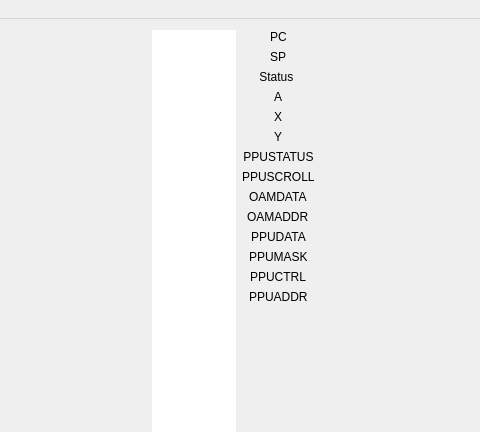
The window that emulateNES/forms/mainwindow.ui (maxim14254/emulateNES) describes before a commit, drawn with Qt 5; both pictures show x 258 to 738 and y 0 to 432 of the 997 by 718 pixel window.
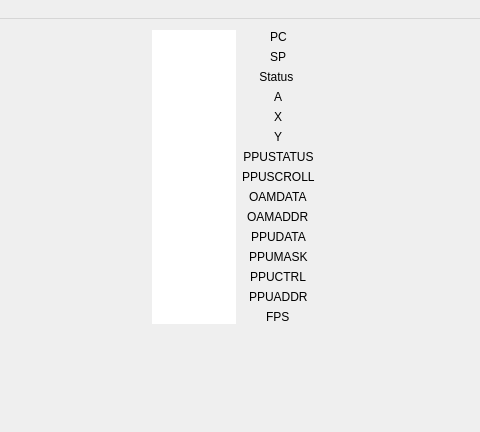
The same window after the commit.

```diff
--- a/emulateNES/forms/mainwindow.ui
+++ b/emulateNES/forms/mainwindow.ui
@@ -50,18 +50,26 @@
         </layout>
        </item>
        <item>
+        <layout class="QVBoxLayout" name="verticalLayout_6">
+         <property name="sizeConstraint">
+          <enum>QLayout::SetDefaultConstraint</enum>
+         </property>
+         <item>
         <widget class="QWidget" name="widget_2" native="true">
          <property name="sizePolicy">
-          <sizepolicy hsizetype="Fixed" vsizetype="Preferred">
+            <sizepolicy hsizetype="Minimum" vsizetype="Minimum">
            <horstretch>0</horstretch>
            <verstretch>0</verstretch>
           </sizepolicy>
          </property>
-         <layout class="QHBoxLayout" name="horizontalLayout_4">
+           <layout class="QVBoxLayout" name="verticalLayout_5">
+            <property name="sizeConstraint">
+             <enum>QLayout::SetFixedSize</enum>
+            </property>
           <item>
            <layout class="QVBoxLayout" name="verticalLayout_3">
             <property name="sizeConstraint">
-             <enum>QLayout::SetFixedSize</enum>
+               <enum>QLayout::SetDefaultConstraint</enum>
             </property>
             <item>
              <layout class="QHBoxLayout" name="horizontalLayout_2">
@@ -350,6 +358,20 @@
                     </property>
                    </widget>
                   </item>
+                    <item row="14" column="0">
+                     <widget class="QLabel" name="label_2">
+                      <property name="text">
+                       <string>FPS</string>
+                      </property>
+                     </widget>
+                    </item>
+                    <item row="14" column="1">
+                     <widget class="QLabel" name="label_read_FPS">
+                      <property name="text">
+                       <string/>
+                      </property>
+                     </widget>
+                    </item>
                  </layout>
                 </item>
                </layout>
@@ -360,6 +382,21 @@
           </item>
          </layout>
         </widget>
+         </item>
+         <item>
+          <spacer name="verticalSpacer">
+           <property name="orientation">
+            <enum>Qt::Vertical</enum>
+           </property>
+           <property name="sizeHint" stdset="0">
+            <size>
+             <width>20</width>
+             <height>40</height>
+            </size>
+           </property>
+          </spacer>
+         </item>
+        </layout>
        </item>
       </layout>
      </widget>
```
Lines whose indentation alone changed are shown as unchanged.
